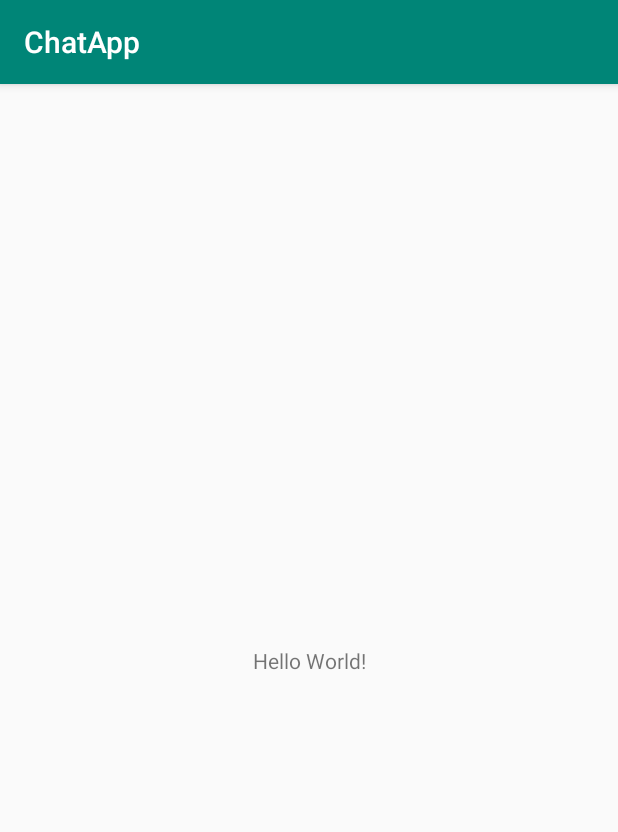
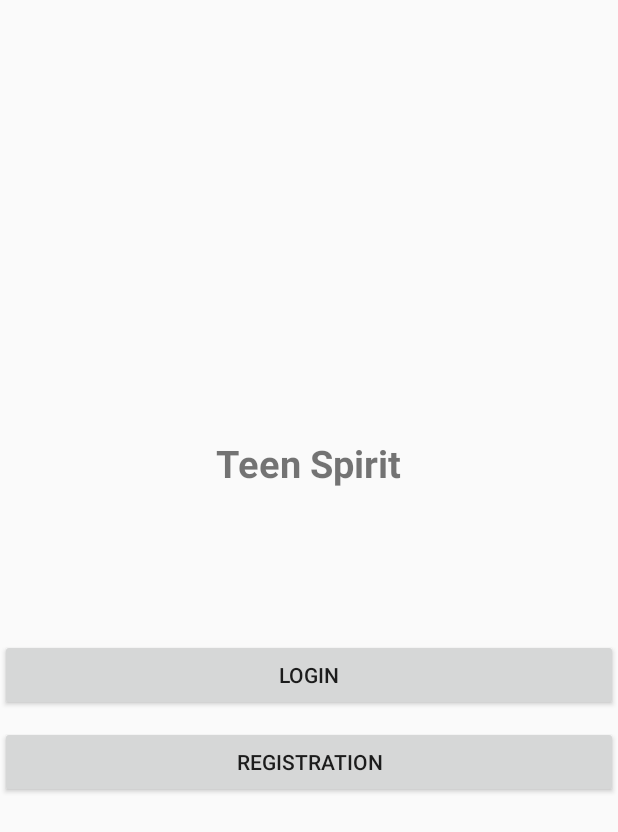
Before and after one commit to Kyksi/ChatApp, an Android app: the screen it shows after launch (StartActivity), on a phone screen of 412 x 824 dp. Shown: the top 832 px of the screen. Run offline under Robolectric (Android 15) with nearby library versions, the phone set to English and light mode, and no system bars.

Commit message:
Configuration firebase, creating registration, login procedure

```diff
--- a/app/build.gradle
+++ b/app/build.gradle
@@ -5,7 +5,7 @@
     compileSdkVersion 27
     defaultConfig {
         applicationId "com.naz.chatapp"
-        minSdkVersion 15
+        minSdkVersion 16
         targetSdkVersion 27
         versionCode 1
         versionName "1.0"
--- a/app/src/main/java/com/naz/chatapp/StartActivity.java
+++ b/app/src/main/java/com/naz/chatapp/StartActivity.java
@@ -1,13 +1,35 @@
 package com.naz.chatapp;
 
+import android.content.Intent;
 import android.support.v7.app.AppCompatActivity;
 import android.os.Bundle;
+import android.view.View;
+import android.widget.Button;
 
 public class StartActivity extends AppCompatActivity {
+
+    Button login, register;
 
     @Override
     protected void onCreate(Bundle savedInstanceState) {
         super.onCreate(savedInstanceState);
-        setContentView(R.layout.activity_main);
+        setContentView(R.layout.activity_start);
+
+        login = findViewById(R.id.login);
+        register = findViewById(R.id.register);
+
+        login.setOnClickListener(new View.OnClickListener() {
+            @Override
+            public void onClick(View v) {
+                startActivity(new Intent(StartActivity.this, LoginActivity.class));
+            }
+        });
+
+        register.setOnClickListener(new View.OnClickListener() {
+            @Override
+            public void onClick(View v) {
+                startActivity(new Intent(StartActivity.this, RegisterActivity.class));
+            }
+        });
     }
 }
--- a/app/src/main/res/layout/activity_main.xml
+++ b/app/src/main/res/layout/activity_main.xml
@@ -1,19 +1,9 @@
 <?xml version="1.0" encoding="utf-8"?>
-<android.support.constraint.ConstraintLayout
-    xmlns:android="http://schemas.android.com/apk/res/android"
+<android.support.constraint.ConstraintLayout xmlns:android="http://schemas.android.com/apk/res/android"
+    xmlns:app="http://schemas.android.com/apk/res-auto"
     xmlns:tools="http://schemas.android.com/tools"
-    xmlns:app="http://schemas.android.com/apk/res-auto"
     android:layout_width="match_parent"
     android:layout_height="match_parent"
-    tools:context=".StartActivity">
-
-    <TextView
-        android:layout_width="wrap_content"
-        android:layout_height="wrap_content"
-        android:text="Hello World!"
-        app:layout_constraintBottom_toBottomOf="parent"
-        app:layout_constraintLeft_toLeftOf="parent"
-        app:layout_constraintRight_toRightOf="parent"
-        app:layout_constraintTop_toTopOf="parent" />
+    tools:context=".MainActivity">
 
 </android.support.constraint.ConstraintLayout>
--- /dev/null
+++ b/app/src/main/res/layout/activity_start.xml
@@ -0,0 +1,33 @@
+<?xml version="1.0" encoding="utf-8"?>
+<LinearLayout xmlns:android="http://schemas.android.com/apk/res/android"
+    xmlns:app="http://schemas.android.com/apk/res-auto"
+    xmlns:tools="http://schemas.android.com/tools"
+    android:layout_width="match_parent"
+    android:gravity="center"
+    android:orientation="vertical"
+    android:layout_height="match_parent"
+    tools:context=".StartActivity">
+
+    <TextView
+        android:layout_width="wrap_content"
+        android:layout_height="wrap_content"
+        android:text="@string/app_name"
+        android:textSize="25dp"
+        android:textStyle="bold"
+        />
+
+    <Button
+        android:layout_marginTop="100dp"
+        android:layout_width="match_parent"
+        android:layout_height="wrap_content"
+        android:id="@+id/login"
+        android:text="Login"/>
+
+    <Button
+        android:layout_marginTop="10dp"
+        android:layout_width="match_parent"
+        android:layout_height="wrap_content"
+        android:id="@+id/register"
+        android:text="Registration"/>
+
+</LinearLayout>
--- a/app/src/main/res/values/strings.xml
+++ b/app/src/main/res/values/strings.xml
@@ -1,3 +1,3 @@
 <resources>
-    <string name="app_name">ChatApp</string>
+    <string name="app_name">Teen Spirit</string>
 </resources>
--- a/app/src/main/res/values/styles.xml
+++ b/app/src/main/res/values/styles.xml
@@ -1,7 +1,7 @@
 <resources>
 
     <!-- Base application theme. -->
-    <style name="AppTheme" parent="Theme.AppCompat.Light.DarkActionBar">
+    <style name="AppTheme" parent="Theme.AppCompat.Light.NoActionBar">
         <!-- Customize your theme here. -->
         <item name="colorPrimary">@color/colorPrimary</item>
         <item name="colorPrimaryDark">@color/colorPrimaryDark</item>
--- a/build.gradle
+++ b/build.gradle
@@ -8,7 +8,7 @@
     }
     dependencies {
         classpath 'com.android.tools.build:gradle:3.3.1'
-        classpath 'com.google.gms:google-services:4.1.0'
+        classpath 'com.google.gms:google-services:4.2.0'
 
         // NOTE: Do not place your application dependencies here; they belong
         // in the individual module build.gradle files
```
Also changed, not shown: app/src/main/AndroidManifest.xml (+8 -3 lines), app/src/main/java/com/naz/chatapp/LoginActivity.java (added, +68 -0 lines), app/src/main/java/com/naz/chatapp/MainActivity.java (added, +13 -0 lines), app/src/main/java/com/naz/chatapp/RegisterActivity.java (added, +105 -0 lines), app/src/main/res/layout/activity_login.xml (added, +58 -0 lines), app/src/main/res/layout/activity_register.xml (added, +67 -0 lines), app/src/main/res/layout/bar_layuot.xml (added, +8 -0 lines).
